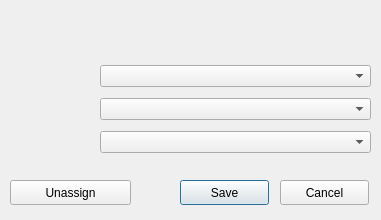
The window that editform.ui (Kjablonska/Qt-SchoolPlanner) describes before a commit, drawn with Qt 5.
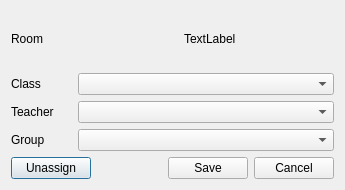
The same window after the commit.

Diff of the .ui file:
```diff
--- a/editform.ui
+++ b/editform.ui
@@ -6,95 +6,161 @@
    <rect>
     <x>0</x>
     <y>0</y>
-    <width>381</width>
-    <height>220</height>
+    <width>345</width>
+    <height>190</height>
    </rect>
   </property>
   <property name="windowTitle">
    <string>Edit form</string>
   </property>
-  <widget class="QWidget" name="verticalLayoutWidget">
-   <property name="geometry">
-    <rect>
-     <x>100</x>
-     <y>60</y>
-     <width>271</width>
-     <height>101</height>
-    </rect>
-   </property>
-   <layout class="QVBoxLayout" name="verticalLayout">
-    <item>
-     <widget class="QComboBox" name="classes"/>
-    </item>
-    <item>
-     <widget class="QComboBox" name="teachers"/>
-    </item>
-    <item>
-     <widget class="QComboBox" name="groups"/>
-    </item>
-   </layout>
-  </widget>
-  <widget class="QPushButton" name="saveButton">
-   <property name="geometry">
-    <rect>
-     <x>180</x>
-     <y>180</y>
-     <width>89</width>
-     <height>25</height>
-    </rect>
-   </property>
-   <property name="text">
-    <string>Save</string>
-   </property>
-  </widget>
-  <widget class="QPushButton" name="cancelButton">
-   <property name="geometry">
-    <rect>
-     <x>280</x>
-     <y>180</y>
-     <width>89</width>
-     <height>25</height>
-    </rect>
-   </property>
-   <property name="text">
-    <string>Cancel</string>
-   </property>
-  </widget>
-  <widget class="QPushButton" name="unassignButton">
-   <property name="geometry">
-    <rect>
-     <x>10</x>
-     <y>180</y>
-     <width>121</width>
-     <height>25</height>
-    </rect>
-   </property>
-   <property name="text">
-    <string>Unassign</string>
-   </property>
-  </widget>
-  <widget class="QWidget" name="verticalLayoutWidget_2">
-   <property name="geometry">
-    <rect>
-     <x>100</x>
-     <y>30</y>
-     <width>160</width>
-     <height>21</height>
-    </rect>
-   </property>
-   <layout class="QVBoxLayout" name="roomName"/>
-  </widget>
-  <widget class="QWidget" name="verticalLayoutWidget_3">
-   <property name="geometry">
-    <rect>
-     <x>10</x>
-     <y>10</y>
-     <width>81</width>
-     <height>161</height>
-    </rect>
-   </property>
-   <layout class="QVBoxLayout" name="headers"/>
-  </widget>
+  <layout class="QVBoxLayout" name="verticalLayout_2">
+   <item>
+    <layout class="QHBoxLayout" name="roomNameLayout">
+     <item>
+      <widget class="QLabel" name="Room">
+       <property name="sizePolicy">
+        <sizepolicy hsizetype="Preferred" vsizetype="Preferred">
+         <horstretch>0</horstretch>
+         <verstretch>0</verstretch>
+        </sizepolicy>
+       </property>
+       <property name="text">
+        <string>Room</string>
+       </property>
+      </widget>
+     </item>
+     <item>
+      <spacer name="horizontalSpacer_3">
+       <property name="orientation">
+        <enum>Qt::Horizontal</enum>
+       </property>
+       <property name="sizeType">
+        <enum>QSizePolicy::Preferred</enum>
+       </property>
+       <property name="sizeHint" stdset="0">
+        <size>
+         <width>17</width>
+         <height>20</height>
+        </size>
+       </property>
+      </spacer>
+     </item>
+     <item alignment="Qt::AlignLeft">
+      <widget class="QLabel" name="roomNumber">
+       <property name="text">
+        <string>TextLabel</string>
+       </property>
+      </widget>
+     </item>
+    </layout>
+   </item>
+   <item>
+    <layout class="QHBoxLayout" name="dataLayout">
+     <item>
+      <layout class="QVBoxLayout" name="headers">
+       <item>
+        <widget class="QLabel" name="label">
+         <property name="text">
+          <string>Class</string>
+         </property>
+        </widget>
+       </item>
+       <item>
+        <widget class="QLabel" name="label_3">
+         <property name="text">
+          <string>Teacher</string>
+         </property>
+        </widget>
+       </item>
+       <item>
+        <widget class="QLabel" name="label_2">
+         <property name="text">
+          <string>Group</string>
+         </property>
+        </widget>
+       </item>
+      </layout>
+     </item>
+     <item>
+      <spacer name="horizontalSpacer_2">
+       <property name="orientation">
+        <enum>Qt::Horizontal</enum>
+       </property>
+       <property name="sizeType">
+        <enum>QSizePolicy::Minimum</enum>
+       </property>
+       <property name="sizeHint" stdset="0">
+        <size>
+         <width>18</width>
+         <height>20</height>
+        </size>
+       </property>
+      </spacer>
+     </item>
+     <item>
+      <layout class="QVBoxLayout" name="selectDataLayout">
+       <item>
+        <widget class="QComboBox" name="classes">
+         <property name="sizePolicy">
+          <sizepolicy hsizetype="MinimumExpanding" vsizetype="Preferred">
+           <horstretch>0</horstretch>
+           <verstretch>0</verstretch>
+          </sizepolicy>
+         </property>
+        </widget>
+       </item>
+       <item>
+        <widget class="QComboBox" name="teachers"/>
+       </item>
+       <item>
+        <widget class="QComboBox" name="groups"/>
+       </item>
+      </layout>
+     </item>
+    </layout>
+   </item>
+   <item>
+    <layout class="QHBoxLayout" name="buttonsLayout">
+     <item>
+      <widget class="QPushButton" name="unassignButton">
+       <property name="text">
+        <string>Unassign</string>
+       </property>
+      </widget>
+     </item>
+     <item>
+      <spacer name="horizontalSpacer">
+       <property name="orientation">
+        <enum>Qt::Horizontal</enum>
+       </property>
+       <property name="sizeType">
+        <enum>QSizePolicy::Expanding</enum>
+       </property>
+       <property name="sizeHint" stdset="0">
+        <size>
+         <width>48</width>
+         <height>20</height>
+        </size>
+       </property>
+      </spacer>
+     </item>
+     <item>
+      <widget class="QPushButton" name="saveButton">
+       <property name="text">
+        <string>Save</string>
+       </property>
+      </widget>
+     </item>
+     <item>
+      <widget class="QPushButton" name="cancelButton">
+       <property name="text">
+        <string>Cancel</string>
+       </property>
+      </widget>
+     </item>
+    </layout>
+   </item>
+  </layout>
  </widget>
  <resources/>
  <connections/>
```
